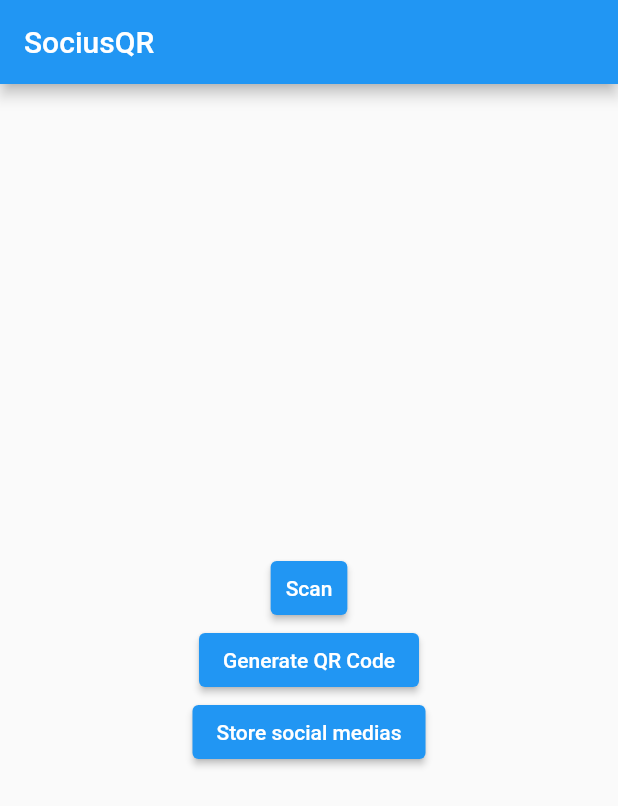
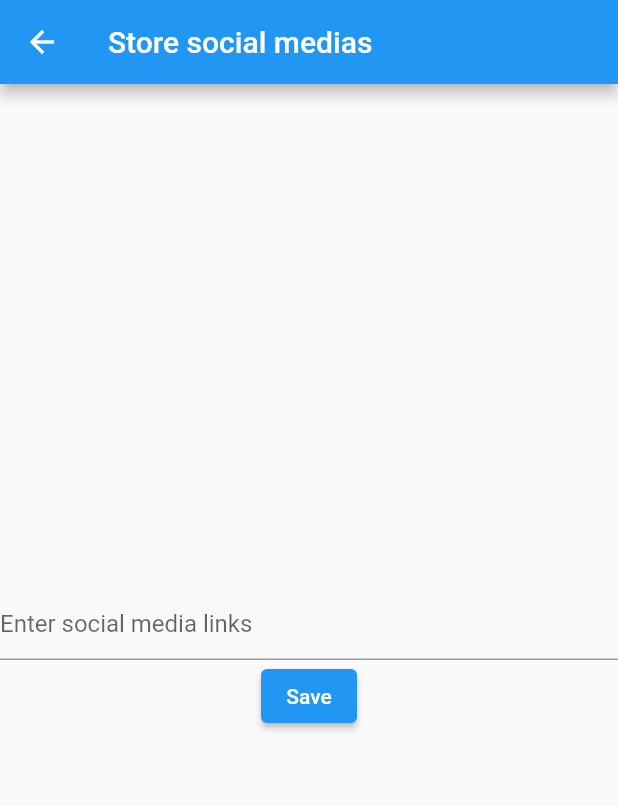
Before and after one commit to hluu01/SociusQR, a Flutter app: the screen it shows after launch, after a tap on "Store social medias", on a phone screen of 412 x 824 dp. Shown: the top 806 px of the screen. Run offline on Flutter 3.47's test engine with Material 2 defaults, Android fonts, the phone set to English and light mode, and no system bars; our stand-ins replace fluttertoast, shared_preferences; missing offline and left inert: qr_code_scanner.

Commit message:
second change

```diff
--- a/lib/main.dart
+++ b/lib/main.dart
@@ -1,5 +1,6 @@
 import 'package:flutter/material.dart';
 import 'scanner.dart';
+import 'storeInfo.dart';
 
 void main() {
   runApp(MyApp());
@@ -59,7 +60,12 @@ class _MyHomePageState extends State<MyHomePage> {
             ),
             ElevatedButton(
               child: Text("Store social medias"),
-              onPressed: () {},
+              onPressed: () {
+                Navigator.push(
+                  context,
+                  MaterialPageRoute(builder: (context) => storeInfo()),
+                );
+              },
             ),
           ],
         ),
--- /dev/null
+++ b/lib/storeInfo.dart
@@ -0,0 +1,53 @@
+import 'package:flutter/material.dart';
+import 'package:shared_preferences/shared_preferences.dart';
+import 'package:fluttertoast/fluttertoast.dart';
+
+
+// ignore: camel_case_types
+class storeInfo extends StatefulWidget {
+  @override
+  _storeInfoState createState() => _storeInfoState();
+}
+
+// ignore: camel_case_types
+class _storeInfoState extends State<storeInfo> {
+  final controllerData = TextEditingController();
+
+  String text = "";
+
+  @override
+  Widget build(BuildContext context) {
+    return Scaffold(
+      appBar: AppBar(
+        title: Text("Store social medias"),
+      ),
+      body: Column(
+        mainAxisAlignment: MainAxisAlignment.center,
+        children: <Widget>[
+          TextField(
+            controller: controllerData,
+            decoration: InputDecoration(hintText: 'Enter social media links'),
+          ),
+          ElevatedButton(
+            child: Text("Save"),
+            onPressed: () {
+              saveData(controllerData.text);
+            },
+          )
+        ],
+      ),
+    );
+  }
+
+  void saveData(String value) async {
+
+    // ignore: invalid_use_of_visible_for_testing_member
+    SharedPreferences.setMockInitialValues({});
+
+    final prefs = await SharedPreferences.getInstance();
+    prefs.setString('Key', value);
+
+    Fluttertoast.showToast(msg: 'Saved data :)', toastLength: Toast.LENGTH_SHORT);
+
+  }
+}
--- a/pubspec.yaml
+++ b/pubspec.yaml
@@ -31,6 +31,7 @@ dependencies:
   qr_code_scanner: ^0.4.0
   url_launcher: ^6.0.3
   shared_preferences: ^2.0.6
+  fluttertoast: ^8.0.7
 
 dev_dependencies:
   flutter_test:
```
Also changed, not shown: pubspec.lock.
